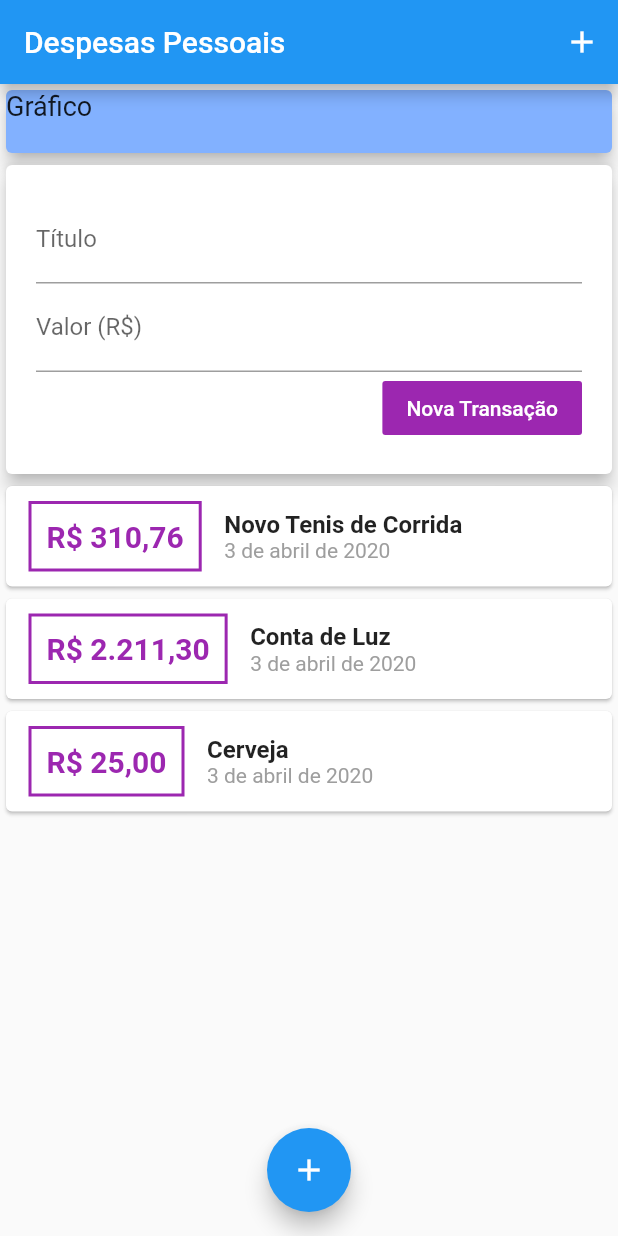
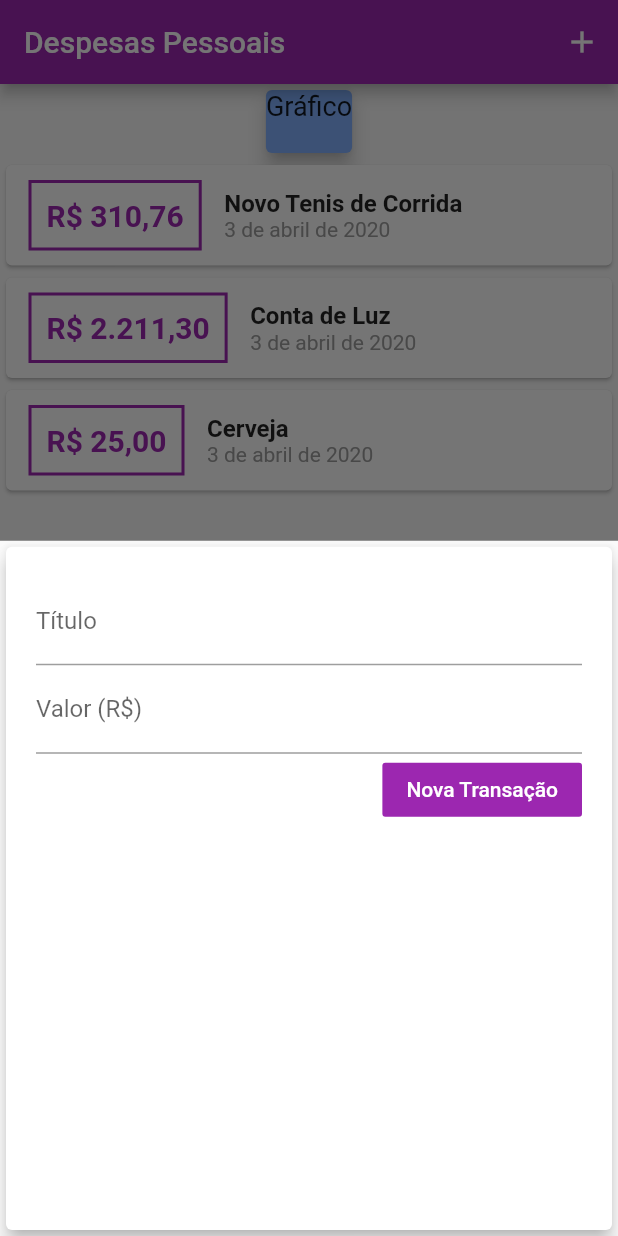
Before and after one commit to saulloalmeida/expenses, a Flutter app: the screen it shows after launch, after a tap on the "add" icon, on a phone screen of 412 x 824 dp. Run offline on Flutter 3.47's test engine with Material 2 defaults, Android fonts, the phone set to English and light mode, and no system bars.

Commit message:
melhorias e correcoes
*enviando form e fechando o modal
*ajustes do layout com ThemeData
*deletado componentes user
*alterado componente form para statefull

```diff
--- a/lib/components/transaction_form.dart
+++ b/lib/components/transaction_form.dart
@@ -1,17 +1,25 @@
 import 'package:flutter/material.dart';
 
-class TransactionForm extends StatelessWidget {
-  final titleController = TextEditingController();
-  final valueController = TextEditingController();
+class TransactionForm extends StatefulWidget {
   final void Function(String, double) onSubmit;
   TransactionForm(this.onSubmit);
+
+  @override
+  _TransactionFormState createState() => _TransactionFormState();
+}
+
+class _TransactionFormState extends State<TransactionForm> {
+  final titleController = TextEditingController();
+
+  final valueController = TextEditingController();
+
   _submitForm() {
     final title = titleController.text;
     final value = double.tryParse(valueController.text) ?? 0.00;
     if(title.isEmpty || value <=0){
       return;
     }
-    onSubmit(title, value);
+    widget.onSubmit(title, value);
   }
 
   @override
--- a/lib/components/transaction_list.dart
+++ b/lib/components/transaction_list.dart
@@ -12,7 +12,7 @@ class TransactionList extends StatelessWidget {
       height: 400,
       child: ListView.builder(
         itemCount: transactions.length,
-        itemBuilder: (ctx, index){
+        itemBuilder: (ctx, index) {
           final tr = transactions[index];
           return Card(
             child: Row(
@@ -20,14 +20,17 @@ class TransactionList extends StatelessWidget {
                 Container(
                   margin: EdgeInsets.symmetric(horizontal: 15, vertical: 10),
                   decoration: BoxDecoration(
-                      border: Border.all(color: Colors.purple, width: 2),
+                    border: Border.all(
+                      color: Theme.of(context).primaryColor,
+                      width: 2,
+                    ),
                   ),
                   padding: EdgeInsets.all(10),
                   child: Text(
                     NumberFormat.currency(symbol: "R\$", decimalDigits: 2)
                         .format(tr.value),
                     style: TextStyle(
-                          color: Colors.purple,
+                        color: Theme.of(context).primaryColor,
                         fontSize: 20,
                         fontWeight: FontWeight.bold),
                   ),
--- a/lib/components/transaction_user.dart
+++ /dev/null
@@ -1,59 +0,0 @@
-import 'dart:math';
-
-import 'package:expenses/components/transaction_chart.dart';
-import 'package:expenses/components/transaction_form.dart';
-import 'package:expenses/components/transaction_list.dart';
-import 'package:expenses/models/transaction.dart';
-import 'package:flutter/material.dart';
-
-class TransactionUser extends StatefulWidget {
-  @override
-  _TransactionUserState createState() => _TransactionUserState();
-}
-
-class _TransactionUserState extends State<TransactionUser> {
-  final _transactions = [
-    Transaction(
-      id: 't1',
-      title: 'Novo Tenis de Corrida',
-      value: 310.76,
-      date: DateTime.now(),
-    ),
-    Transaction(
-      id: 't2',
-      title: 'Conta de Luz',
-      value: 2211.30,
-      date: DateTime.now(),
-    ),
-    Transaction(
-      id: 't3',
-      title: 'Cerveja',
-      value: 25.0,
-      date: DateTime.now(),
-    ),
-  ];
-
-  _addTransaction(String title, double value) {
-    final newTransaction = Transaction(
-      id: Random().nextDouble().toString(),
-      title: title,
-      value: value,
-      date: DateTime.now(),
-    );
-    setState(() {
-      _transactions.add(newTransaction);
-    });
-  }
-
-  @override
-  Widget build(BuildContext context) {
-    return Column(
-      crossAxisAlignment: CrossAxisAlignment.stretch,
-      children: <Widget>[
-        TransactionChart(),
-        TransactionForm(_addTransaction),
-        TransactionList(_transactions),
-      ],
-    );
-  }
-}
--- a/lib/main.dart
+++ b/lib/main.dart
@@ -1,7 +1,11 @@
-import 'package:expenses/components/transaction_user.dart';
+import 'dart:math';
+import 'package:expenses/components/transaction_form.dart';
 import 'package:flutter/material.dart';
 import 'package:intl/date_symbol_data_local.dart';
 import 'package:intl/intl.dart';
+import 'components/transaction_chart.dart';
+import 'components/transaction_list.dart';
+import 'models/transaction.dart';
 
 main() => runApp(ExpensesApp());
 
@@ -13,11 +17,63 @@ class ExpensesApp extends StatelessWidget {
     return MaterialApp(
       debugShowCheckedModeBanner: false,
       home: MyHomePage(),
+      theme: ThemeData(
+        primarySwatch: Colors.purple,
+        accentColor: Colors.amberAccent,
+      ),
     );
   }
 }
 
-class MyHomePage extends StatelessWidget {
+class MyHomePage extends StatefulWidget {
+  @override
+  _MyHomePageState createState() => _MyHomePageState();
+}
+
+class _MyHomePageState extends State<MyHomePage> {
+  final _transactions = [
+    Transaction(
+      id: 't1',
+      title: 'Novo Tenis de Corrida',
+      value: 310.76,
+      date: DateTime.now(),
+    ),
+    Transaction(
+      id: 't2',
+      title: 'Conta de Luz',
+      value: 2211.30,
+      date: DateTime.now(),
+    ),
+    Transaction(
+      id: 't3',
+      title: 'Cerveja',
+      value: 25.0,
+      date: DateTime.now(),
+    ),
+  ];
+
+  _addTransaction(String title, double value) {
+    final newTransaction = Transaction(
+      id: Random().nextDouble().toString(),
+      title: title,
+      value: value,
+      date: DateTime.now(),
+    );
+    setState(() {
+      _transactions.add(newTransaction);
+    });
+    Navigator.of(context).pop();
+  }
+
+  _openTransactionFormModal(BuildContext context) {
+    showModalBottomSheet(
+      context: context,
+      builder: (_) {
+        return TransactionForm(_addTransaction);
+      },
+    );
+  }
+
   @override
   Widget build(BuildContext context) {
     return Scaffold(
@@ -26,19 +82,20 @@ class MyHomePage extends StatelessWidget {
         actions: <Widget>[
           IconButton(
             icon: Icon(Icons.add),
-            onPressed: () {},
+            onPressed: () => _openTransactionFormModal(context),
           )
         ],
       ),
       body: SingleChildScrollView(
         child: Column(
           children: <Widget>[
-            TransactionUser(),
+            TransactionChart(),
+            TransactionList(_transactions),
           ],
         ),
       ),
       floatingActionButton: FloatingActionButton(
-        onPressed: () {},
+        onPressed: () => _openTransactionFormModal(context),
         child: Icon(Icons.add),
       ),
       floatingActionButtonLocation: FloatingActionButtonLocation.centerFloat,
```
Lines whose indentation alone changed are shown as unchanged.
